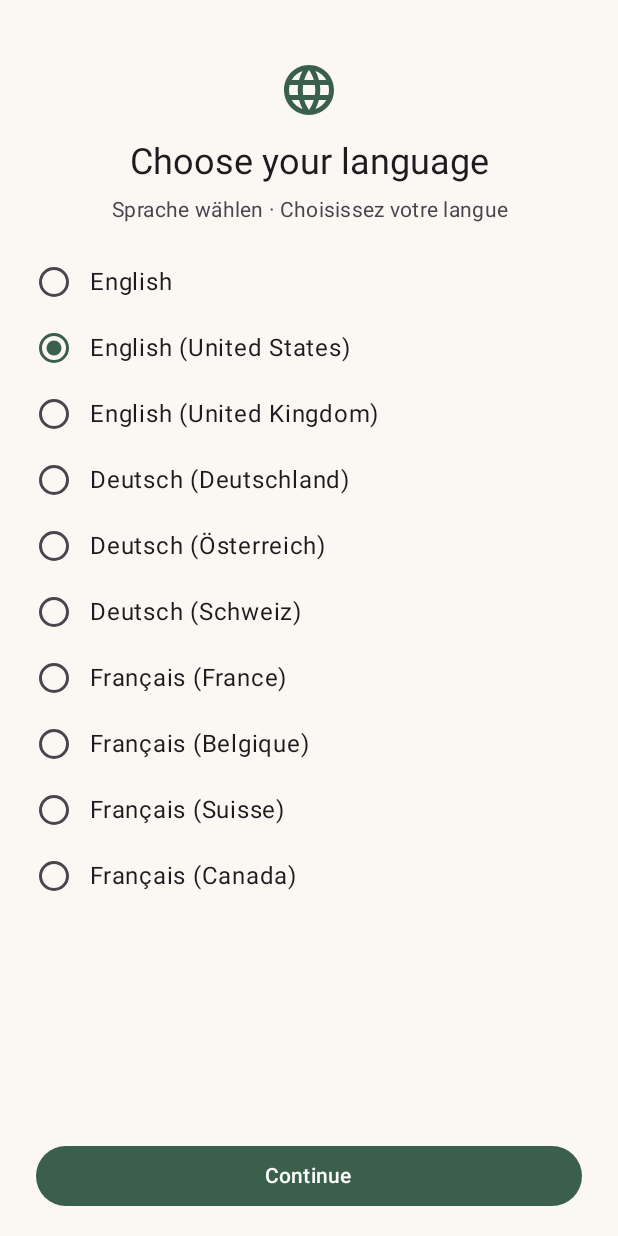
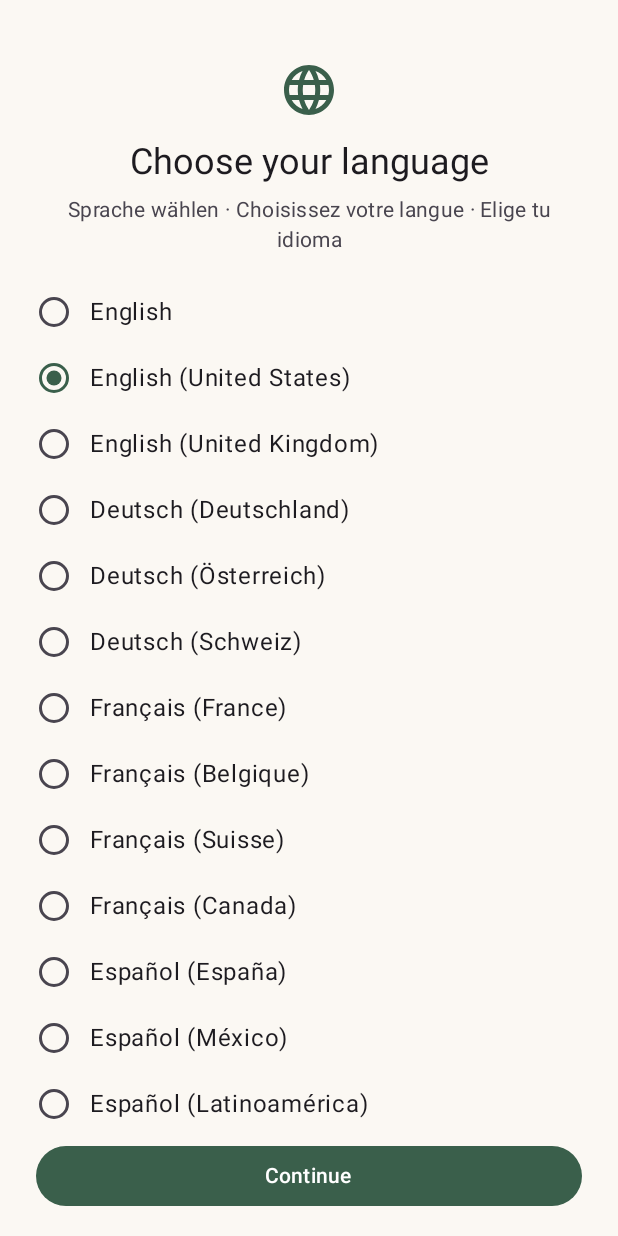
Before and after one commit to hanneshapke/cedar, an Android app built with Jetpack Compose: the screen it shows after launch (MainActivity), on a phone screen of 412 x 824 dp. Run offline under Robolectric (Android 15) with nearby library versions, the phone set to English and light mode, and no system bars; libraries missing offline, so code that uses them is left out: org.osmdroid.config, org.unifiedpush.android; pictures from the network do not load; 1 statement that could not run was skipped.

Commit message:
Android: Spanish
AppLocales offers Español for Spain, Mexico, Latin America and the US, and suggests es-419
for other Spanish regions. values-es has every string and plural (tú, neutral Latin
American); values-es-rES only the ten where Spain differs (móvil, coche, VTC, raciones,
añade). locales_config lists the Spanish locales, and the language screen also asks
"Elige tu idioma". core tests cover normalization and suggestions.

Co-Authored-By: Claude Opus 5.5 <noreply@anthropic.com>
Claude-Session: https://claude.ai/code/session_01L4qK7BqRGm1kUXAoc5Fsay

```diff
--- a/android/app/src/main/res/values/strings.xml
+++ b/android/app/src/main/res/values/strings.xml
@@ -1,5 +1,5 @@
 <?xml version="1.0" encoding="utf-8"?>
-<!-- The app's text in English, the source. Translations: values-de, values-fr, values-de-rCH (generated). -->
+<!-- The app's text in English, the source. Translations: values-de, values-fr, values-es, values-de-rCH (generated), values-es-rES (Spain's words only). -->
 <resources>
     <string name="app_name" translatable="false">Cedar</string>
     <string name="brand" translatable="false">cedar</string>
@@ -7,7 +7,7 @@
     <string name="channel_responses">Responses</string>
     <string name="channel_responses_description">A response finished while you were away</string>
     <string name="language_title">Choose your language</string>
-    <string name="language_subtitle">Sprache wählen · Choisissez votre langue</string>
+    <string name="language_subtitle">Sprache wählen · Choisissez votre langue · Elige tu idioma</string>
     <string name="language_continue">Continue</string>
     <string name="language">Language</string>
     <string name="language_automatic">Automatic</string>
--- a/android/core/src/main/kotlin/dev/cedar/core/Locales.kt
+++ b/android/core/src/main/kotlin/dev/cedar/core/Locales.kt
@@ -26,15 +26,20 @@ object AppLocales {
         Option("fr-BE", "Français (Belgique)"),
         Option("fr-CH", "Français (Suisse)"),
         Option("fr-CA", "Français (Canada)"),
+        Option("es-ES", "Español (España)"),
+        Option("es-MX", "Español (México)"),
+        Option("es-419", "Español (Latinoamérica)"),
+        Option("es-US", "Español (Estados Unidos)"),
     )
 
     /** The languages the app is translated into; English is the source and the fallback. */
-    val LANGUAGES: Set<String> = setOf("en", "de", "fr")
+    val LANGUAGES: Set<String> = setOf("en", "de", "fr", "es")
     const val FALLBACK = "en"
 
     /**
      * `tag` as a language and an optional region with their usual case (`de_ch` and `DE-CH` are
-     * `de-CH`), or `null` when it is empty or names no language. Scripts and extensions are dropped.
+     * `de-CH`; a numeric region stays, so `es_419` is `es-419`), or `null` when it is empty or names
+     * no language. Scripts and extensions are dropped.
      */
     fun normalize(tag: String?): String? {
         val raw = tag?.trim()?.replace('_', '-')?.takeIf { it.isNotEmpty() } ?: return null
@@ -50,13 +55,21 @@ object AppLocales {
     }
 
     /**
+     * The option for a language's regions that aren't offered, where it isn't the language's first
+     * option: Spanish outside Spain, Mexico and the US is Latin American Spanish.
+     */
+    private val OTHER_REGIONS: Map<String, String> = mapOf("es" to "es-419")
+
+    /**
      * The option to preselect for someone who hasn't chosen yet: the device's locale when it is
-     * offered, else the first offered one in the device's language, else English.
+     * offered, else the language's option for other regions ([OTHER_REGIONS]) or its first offered
+     * one, else English.
      */
     fun suggested(device: Locale): String {
         val tag = normalize(device.toLanguageTag())
         OPTIONS.firstOrNull { it.tag == tag }?.let { return it.tag }
         val language = tag?.substringBefore('-')
+        OTHER_REGIONS[language]?.let { return it }
         return OPTIONS.firstOrNull { it.language == language }?.tag ?: FALLBACK
     }
 
```
Also changed, not shown: android/app/src/main/res/xml/locales_config.xml (+7 -1 lines), 6 other files.
